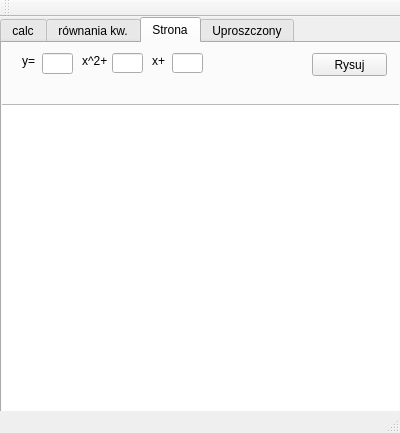
domi-nika60/Liczydlo-naukowe, file liczydlo/mainwindow.ui: the form before one commit.
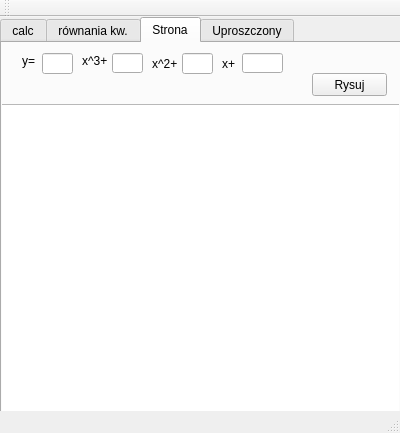
The form after the commit. The open tabs and pages were chosen to show the change.

Commit message: wielomiany 3 stopnia, skalowanie

What changed in the file:
```diff
--- a/liczydlo/mainwindow.ui
+++ b/liczydlo/mainwindow.ui
@@ -969,7 +969,7 @@
       <property name="geometry">
        <rect>
         <x>310</x>
-        <y>10</y>
+        <y>30</y>
         <width>75</width>
         <height>23</height>
        </rect>
@@ -1001,7 +1001,7 @@
        </rect>
       </property>
       <property name="text">
-       <string>x^2+</string>
+       <string>x^3+</string>
       </property>
      </widget>
      <widget class="QLineEdit" name="b_wykres">
@@ -1019,20 +1019,43 @@
        <rect>
         <x>150</x>
         <y>10</y>
-        <width>21</width>
-        <height>16</height>
+        <width>31</width>
+        <height>21</height>
        </rect>
       </property>
       <property name="text">
-       <string>x+</string>
+       <string>x^2+</string>
       </property>
      </widget>
      <widget class="QLineEdit" name="c_wykres">
       <property name="geometry">
        <rect>
-        <x>170</x>
+        <x>180</x>
         <y>10</y>
         <width>31</width>
+        <height>21</height>
+       </rect>
+      </property>
+     </widget>
+     <widget class="QLabel" name="label_26">
+      <property name="geometry">
+       <rect>
+        <x>220</x>
+        <y>10</y>
+        <width>21</width>
+        <height>21</height>
+       </rect>
+      </property>
+      <property name="text">
+       <string>x+</string>
+      </property>
+     </widget>
+     <widget class="QLineEdit" name="d_wykres">
+      <property name="geometry">
+       <rect>
+        <x>240</x>
+        <y>10</y>
+        <width>41</width>
         <height>20</height>
        </rect>
       </property>
```
Left out of the diff: 8 changed lines with no effect on the pictures. The commit also changes 1 other file.
